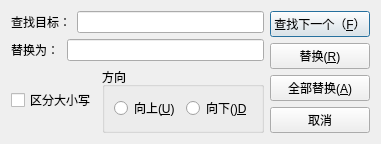
Above: MyNotepad/replacedialog.ui from WDK688/QtCourse before the change. Below: the same form after it.
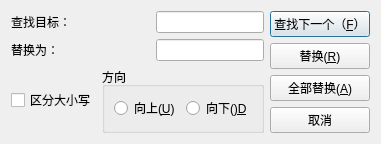
That is the form after the change.

```diff
--- a/MyNotepad/replacedialog.ui
+++ b/MyNotepad/replacedialog.ui
@@ -43,6 +43,19 @@
          </property>
         </widget>
        </item>
+       <item>
+        <spacer name="horizontalSpacer">
+         <property name="orientation">
+          <enum>Qt::Orientation::Horizontal</enum>
+         </property>
+         <property name="sizeHint" stdset="0">
+          <size>
+           <width>40</width>
+           <height>20</height>
+          </size>
+         </property>
+        </spacer>
+       </item>
        <item>
         <widget class="QLineEdit" name="searchText"/>
        </item>
@@ -63,7 +76,7 @@
          </property>
          <property name="minimumSize">
           <size>
-           <width>50</width>
+           <width>0</width>
            <height>0</height>
           </size>
          </property>
@@ -78,6 +91,19 @@
          </property>
         </widget>
        </item>
+       <item>
+        <spacer name="horizontalSpacer_2">
+         <property name="orientation">
+          <enum>Qt::Orientation::Horizontal</enum>
+         </property>
+         <property name="sizeHint" stdset="0">
+          <size>
+           <width>40</width>
+           <height>20</height>
+          </size>
+         </property>
+        </spacer>
+       </item>
        <item>
         <widget class="QLineEdit" name="targetText"/>
        </item>
```
Left out of the diff: 2 changed lines with no effect on the pictures.
